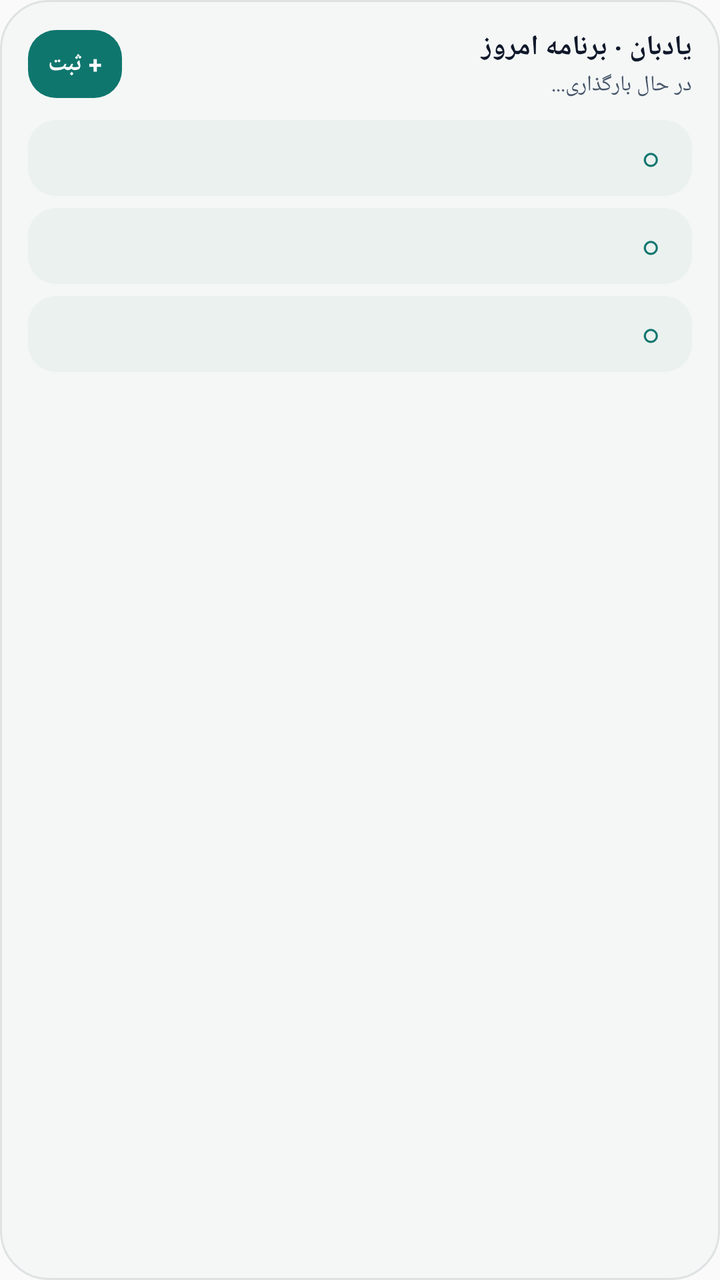
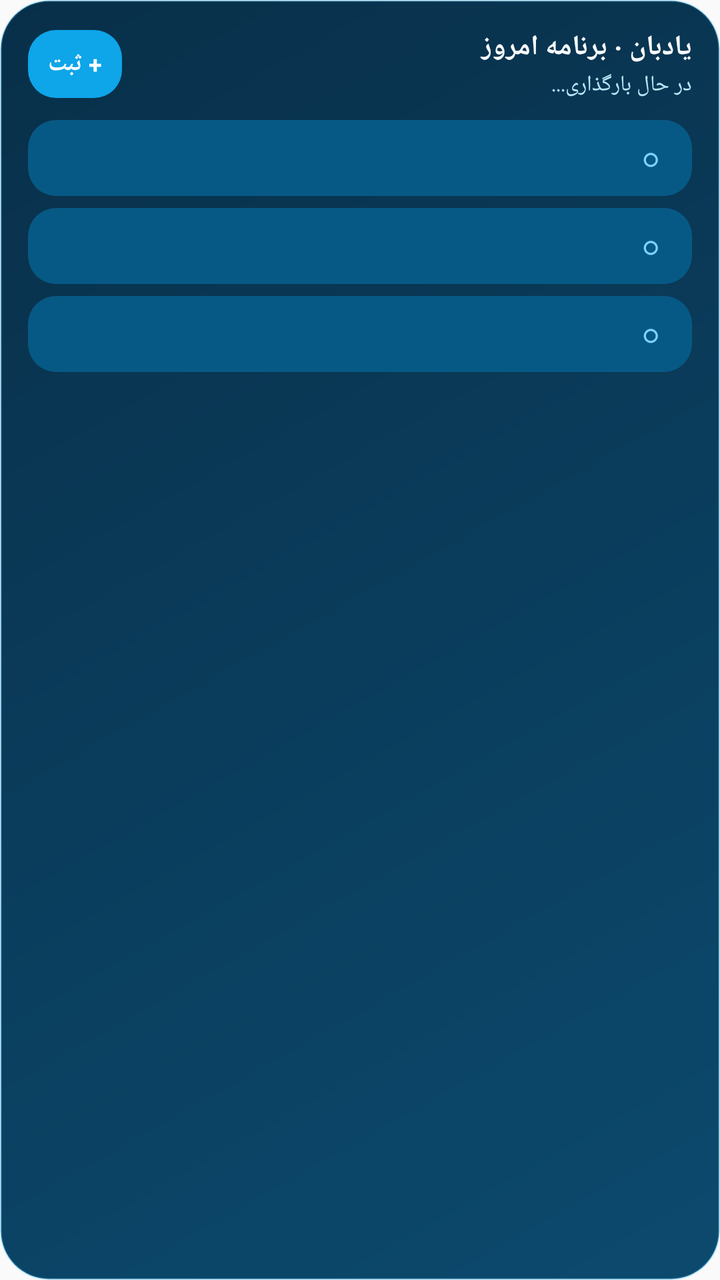

Compare the two renders of this Android layout. The source of the first and the diff that turns it into the second are given below.
<!-- AndroidManifest.xml: application theme AppTheme -->
<!-- res/layout/widget_today.xml -->
<?xml version="1.0" encoding="utf-8"?>
<LinearLayout xmlns:android="http://schemas.android.com/apk/res/android"
    android:id="@+id/widget_today_root"
    android:layout_width="match_parent"
    android:layout_height="match_parent"
    android:background="@drawable/widget_bg_tonal"
    android:layoutDirection="rtl"
    android:orientation="vertical"
    android:padding="14dp">

    <LinearLayout
        android:layout_width="match_parent"
        android:layout_height="wrap_content"
        android:gravity="center_vertical"
        android:orientation="horizontal">

        <LinearLayout
            android:layout_width="0dp"
            android:layout_height="wrap_content"
            android:layout_weight="1"
            android:orientation="vertical">

            <TextView
                android:id="@+id/widget_today_title"
                android:layout_width="match_parent"
                android:layout_height="wrap_content"
                android:ellipsize="end"
                android:maxLines="1"
                android:text="یادبان · برنامه امروز"
                android:textColor="#0F172A"
                android:textSize="14sp"
                android:textStyle="bold" />

            <TextView
                android:id="@+id/widget_today_subtitle"
                android:layout_width="match_parent"
                android:layout_height="wrap_content"
                android:layout_marginTop="2dp"
                android:ellipsize="end"
                android:maxLines="1"
                android:text="در حال بارگذاری..."
                android:textColor="#475569"
                android:textSize="11sp" />
        </LinearLayout>

        <TextView
            android:id="@+id/widget_today_add_btn"
            android:layout_width="wrap_content"
            android:layout_height="34dp"
            android:layout_marginStart="6dp"
            android:background="@drawable/widget_btn_accent"
            android:gravity="center"
            android:maxLines="1"
            android:paddingLeft="10dp"
            android:paddingRight="10dp"
            android:text="+ ثبت"
            android:textColor="#FFFFFF"
            android:textSize="12sp"
            android:textStyle="bold" />
    </LinearLayout>

    <LinearLayout
        android:id="@+id/widget_task_1"
        android:layout_width="match_parent"
        android:layout_height="wrap_content"
        android:layout_marginTop="10dp"
        android:background="@drawable/widget_row_bg"
        android:gravity="center_vertical"
        android:minHeight="38dp"
        android:orientation="horizontal"
        android:paddingLeft="10dp"
        android:paddingRight="10dp">

        <TextView
            android:id="@+id/widget_task_1_check"
            android:layout_width="22dp"
            android:layout_height="22dp"
            android:gravity="center"
            android:text="○"
            android:textColor="#0F766E"
            android:textSize="15sp"
            android:textStyle="bold" />

        <TextView
            android:id="@+id/widget_task_1_text"
            android:layout_width="0dp"
            android:layout_height="wrap_content"
            android:layout_marginStart="8dp"
            android:layout_weight="1"
            android:ellipsize="end"
            android:maxLines="1"
            android:textColor="#0F172A"
            android:textSize="12sp" />
    </LinearLayout>

    <LinearLayout
        android:id="@+id/widget_task_2"
        android:layout_width="match_parent"
        android:layout_height="wrap_content"
        android:layout_marginTop="6dp"
        android:background="@drawable/widget_row_bg"
        android:gravity="center_vertical"
        android:minHeight="38dp"
        android:orientation="horizontal"
        android:paddingLeft="10dp"
        android:paddingRight="10dp">

        <TextView
            android:id="@+id/widget_task_2_check"
            android:layout_width="22dp"
            android:layout_height="22dp"
            android:gravity="center"
            android:text="○"
            android:textColor="#0F766E"
            android:textSize="15sp"
            android:textStyle="bold" />

        <TextView
            android:id="@+id/widget_task_2_text"
            android:layout_width="0dp"
            android:layout_height="wrap_content"
            android:layout_marginStart="8dp"
            android:layout_weight="1"
            android:ellipsize="end"
            android:maxLines="1"
            android:textColor="#0F172A"
            android:textSize="12sp" />
    </LinearLayout>

    <LinearLayout
        android:id="@+id/widget_task_3"
        android:layout_width="match_parent"
        android:layout_height="wrap_content"
        android:layout_marginTop="6dp"
        android:background="@drawable/widget_row_bg"
        android:gravity="center_vertical"
        android:minHeight="38dp"
        android:orientation="horizontal"
        android:paddingLeft="10dp"
        android:paddingRight="10dp">

        <TextView
            android:id="@+id/widget_task_3_check"
            android:layout_width="22dp"
            android:layout_height="22dp"
            android:gravity="center"
            android:text="○"
            android:textColor="#0F766E"
            android:textSize="15sp"
            android:textStyle="bold" />

        <TextView
            android:id="@+id/widget_task_3_text"
            android:layout_width="0dp"
            android:layout_height="wrap_content"
            android:layout_marginStart="8dp"
            android:layout_weight="1"
            android:ellipsize="end"
            android:maxLines="1"
            android:textColor="#0F172A"
            android:textSize="12sp" />
    </LinearLayout>

    <TextView
        android:id="@+id/widget_today_empty"
        android:layout_width="match_parent"
        android:layout_height="wrap_content"
        android:layout_marginTop="14dp"
        android:gravity="center"
        android:text="برنامه‌ای برای امروز ثبت نشده است. برای افزودن + ثبت فوری را بزنید."
        android:textColor="#64748B"
        android:textSize="12sp"
        android:visibility="gone" />
</LinearLayout>
<!-- resources referenced by this layout -->
<resources>
  <!-- drawable widget_bg_tonal (drawable) -->
  <?xml version="1.0" encoding="utf-8"?>
  <shape xmlns:android="http://schemas.android.com/apk/res/android" android:shape="rectangle">
      <solid android:color="#F4F7F6" />
      <corners android:radius="24dp" />
      <stroke android:width="1dp" android:color="#1A0F172A" />
  </shape>
  <!-- drawable widget_btn_accent (drawable) -->
  <?xml version="1.0" encoding="utf-8"?>
  <shape xmlns:android="http://schemas.android.com/apk/res/android" android:shape="rectangle">
      <solid android:color="#0F766E" />
      <corners android:radius="14dp" />
  </shape>
  <!-- drawable widget_row_bg (drawable) -->
  <?xml version="1.0" encoding="utf-8"?>
  <shape xmlns:android="http://schemas.android.com/apk/res/android" android:shape="rectangle">
      <solid android:color="#EAF1EF" />
      <corners android:radius="14dp" />
  </shape>
  <style name="AppTheme" parent="Theme.AppCompat.Light.DarkActionBar">
          
          <item name="colorPrimary">@color/colorPrimary</item>
          <item name="colorPrimaryDark">@color/colorPrimaryDark</item>
          <item name="colorAccent">@color/colorAccent</item>
      </style>
</resources>

<!-- the commit's change to res/layout/widget_today.xml (unified diff, before → after) -->
@@ -3,7 +3,7 @@
     android:id="@+id/widget_today_root"
     android:layout_width="match_parent"
     android:layout_height="match_parent"
-    android:background="@drawable/widget_bg_tonal"
+    android:background="@drawable/widget_bg_ocean"
     android:layoutDirection="rtl"
     android:orientation="vertical"
     android:padding="14dp">
@@ -27,7 +27,7 @@
                 android:ellipsize="end"
                 android:maxLines="1"
                 android:text="یادبان · برنامه امروز"
-                android:textColor="#0F172A"
+                android:textColor="#F8FAFC"
                 android:textSize="14sp"
                 android:textStyle="bold" />
 
@@ -39,7 +39,7 @@
                 android:ellipsize="end"
                 android:maxLines="1"
                 android:text="در حال بارگذاری..."
-                android:textColor="#475569"
+                android:textColor="#BAE6FD"
                 android:textSize="11sp" />
         </LinearLayout>
 
@@ -48,7 +48,7 @@
             android:layout_width="wrap_content"
             android:layout_height="34dp"
             android:layout_marginStart="6dp"
-            android:background="@drawable/widget_btn_accent"
+            android:background="@drawable/widget_btn_ocean"
             android:gravity="center"
             android:maxLines="1"
             android:paddingLeft="10dp"
@@ -64,7 +64,7 @@
         android:layout_width="match_parent"
         android:layout_height="wrap_content"
         android:layout_marginTop="10dp"
-        android:background="@drawable/widget_row_bg"
+        android:background="@drawable/widget_row_ocean"
         android:gravity="center_vertical"
         android:minHeight="38dp"
         android:orientation="horizontal"
@@ -77,7 +77,7 @@
             android:layout_height="22dp"
             android:gravity="center"
             android:text="○"
-            android:textColor="#0F766E"
+            android:textColor="#7DD3FC"
             android:textSize="15sp"
             android:textStyle="bold" />
 
@@ -89,7 +89,7 @@
             android:layout_weight="1"
             android:ellipsize="end"
             android:maxLines="1"
-            android:textColor="#0F172A"
+            android:textColor="#F8FAFC"
             android:textSize="12sp" />
     </LinearLayout>
 
@@ -98,7 +98,7 @@
         android:layout_width="match_parent"
         android:layout_height="wrap_content"
         android:layout_marginTop="6dp"
-        android:background="@drawable/widget_row_bg"
+        android:background="@drawable/widget_row_ocean"
         android:gravity="center_vertical"
         android:minHeight="38dp"
         android:orientation="horizontal"
@@ -111,7 +111,7 @@
             android:layout_height="22dp"
             android:gravity="center"
             android:text="○"
-            android:textColor="#0F766E"
+            android:textColor="#7DD3FC"
             android:textSize="15sp"
             android:textStyle="bold" />
 
@@ -123,7 +123,7 @@
             android:layout_weight="1"
             android:ellipsize="end"
             android:maxLines="1"
-            android:textColor="#0F172A"
+            android:textColor="#F8FAFC"
             android:textSize="12sp" />
     </LinearLayout>
 
@@ -132,7 +132,7 @@
         android:layout_width="match_parent"
         android:layout_height="wrap_content"
         android:layout_marginTop="6dp"
-        android:background="@drawable/widget_row_bg"
+        android:background="@drawable/widget_row_ocean"
         android:gravity="center_vertical"
         android:minHeight="38dp"
         android:orientation="horizontal"
@@ -145,7 +145,7 @@
             android:layout_height="22dp"
             android:gravity="center"
             android:text="○"
-            android:textColor="#0F766E"
+            android:textColor="#7DD3FC"
             android:textSize="15sp"
             android:textStyle="bold" />
 
@@ -157,7 +157,7 @@
             android:layout_weight="1"
             android:ellipsize="end"
             android:maxLines="1"
-            android:textColor="#0F172A"
+            android:textColor="#F8FAFC"
             android:textSize="12sp" />
     </LinearLayout>
 
@@ -168,7 +168,7 @@
         android:layout_marginTop="14dp"
         android:gravity="center"
         android:text="برنامه‌ای برای امروز ثبت نشده است. برای افزودن + ثبت فوری را بزنید."
-        android:textColor="#64748B"
+        android:textColor="#E0F2FE"
         android:textSize="12sp"
         android:visibility="gone" />
 </LinearLayout>
<!-- resource entries referenced after the edit -->
@@ -1,22 +1,25 @@
 <!-- resources referenced by this layout -->
 <resources>
-  <!-- drawable widget_bg_tonal (drawable) -->
+  <!-- drawable widget_bg_ocean (drawable) -->
   <?xml version="1.0" encoding="utf-8"?>
   <shape xmlns:android="http://schemas.android.com/apk/res/android" android:shape="rectangle">
-      <solid android:color="#F4F7F6" />
+      <gradient
+          android:angle="135"
+          android:startColor="#0C4A6E"
+          android:endColor="#082F49" />
       <corners android:radius="24dp" />
-      <stroke android:width="1dp" android:color="#1A0F172A" />
+      <stroke android:width="1dp" android:color="#4038BDF8" />
   </shape>
-  <!-- drawable widget_btn_accent (drawable) -->
+  <!-- drawable widget_btn_ocean (drawable) -->
   <?xml version="1.0" encoding="utf-8"?>
   <shape xmlns:android="http://schemas.android.com/apk/res/android" android:shape="rectangle">
-      <solid android:color="#0F766E" />
+      <solid android:color="#0EA5E9" />
       <corners android:radius="14dp" />
   </shape>
-  <!-- drawable widget_row_bg (drawable) -->
+  <!-- drawable widget_row_ocean (drawable) -->
   <?xml version="1.0" encoding="utf-8"?>
   <shape xmlns:android="http://schemas.android.com/apk/res/android" android:shape="rectangle">
-      <solid android:color="#EAF1EF" />
+      <solid android:color="#075985" />
       <corners android:radius="14dp" />
   </shape>
   <style name="AppTheme" parent="Theme.AppCompat.Light.DarkActionBar">
